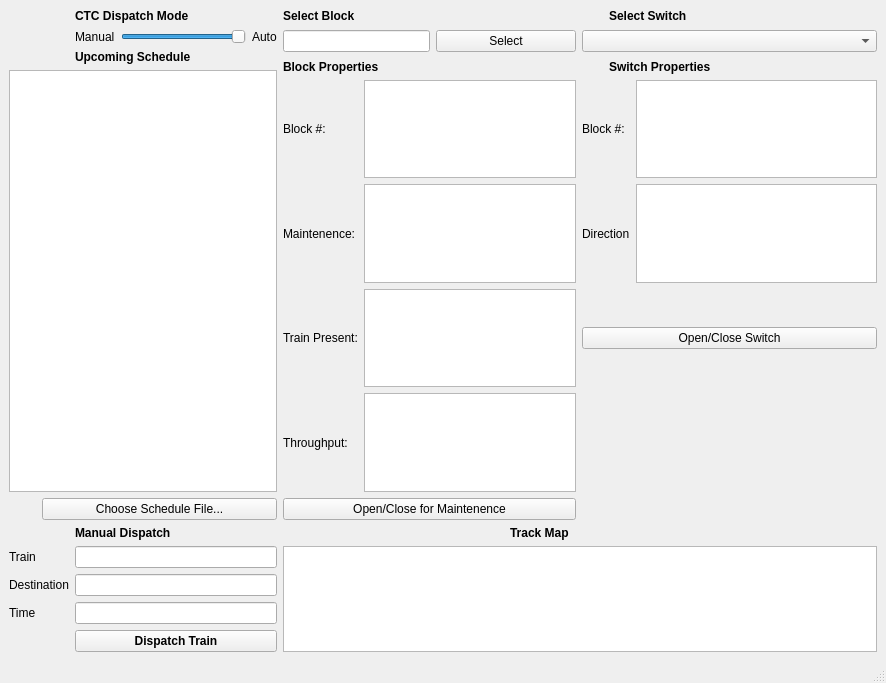
Old version of the form Conductors_TrainSystem/ctcwindow.ui in the repository JHarnishfeger/ECE1140_Conductors.
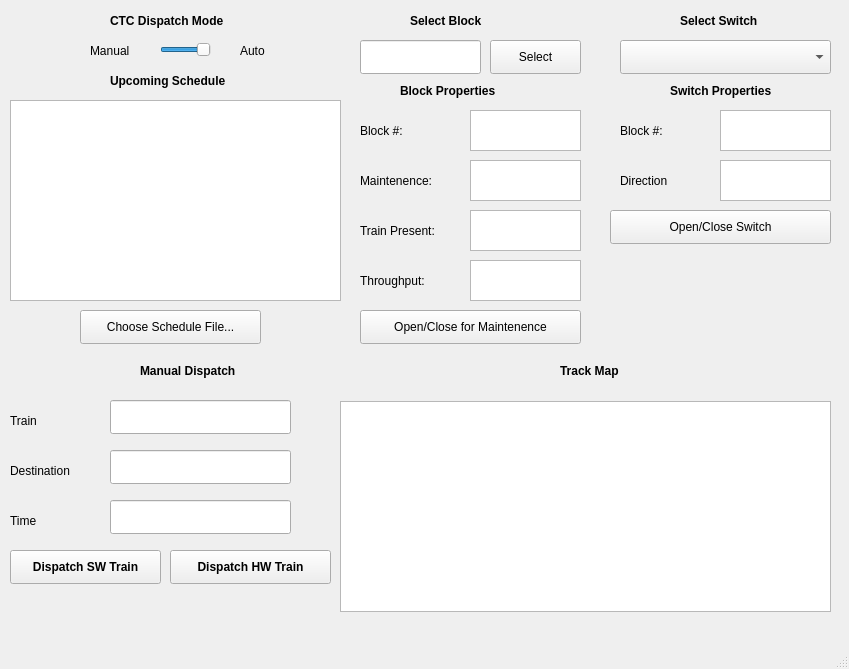
New version of the form.

```diff
--- a/Conductors_TrainSystem/ctcwindow.ui
+++ b/Conductors_TrainSystem/ctcwindow.ui
@@ -6,8 +6,8 @@
    <rect>
     <x>0</x>
     <y>0</y>
-    <width>886</width>
-    <height>683</height>
+    <width>849</width>
+    <height>669</height>
    </rect>
   </property>
   <property name="sizePolicy">
@@ -32,57 +32,46 @@
    <string>CTC Module</string>
   </property>
   <widget class="QWidget" name="centralwidget">
-   <layout class="QGridLayout" name="gridLayout">
-    <item row="0" column="2" colspan="3">
-     <widget class="QLabel" name="label_ctcDispatchMode">
-      <property name="font">
-       <font>
-        <bold>true</bold>
-       </font>
+   <widget class="QPushButton" name="button_chooseSchedule">
+    <property name="geometry">
+     <rect>
+      <x>80</x>
+      <y>310</y>
+      <width>181</width>
+      <height>34</height>
+     </rect>
       </property>
       <property name="text">
-       <string>CTC Dispatch Mode</string>
-      </property>
-     </widget>
-    </item>
-    <item row="0" column="5" colspan="3">
-     <widget class="QLabel" name="label_selectBlock">
-      <property name="font">
-       <font>
-        <bold>true</bold>
-       </font>
-      </property>
-      <property name="text">
-       <string>Select Block</string>
-      </property>
-     </widget>
-    </item>
-    <item row="0" column="10" colspan="2">
-     <widget class="QLabel" name="label_selectSwitch">
+     <string>Choose Schedule File...</string>
+    </property>
+   </widget>
+   <widget class="QLabel" name="label_upcomingSchedule">
+    <property name="geometry">
+     <rect>
+      <x>110</x>
+      <y>70</y>
+      <width>151</width>
+      <height>22</height>
+     </rect>
+    </property>
       <property name="font">
        <font>
         <bold>true</bold>
        </font>
       </property>
       <property name="text">
-       <string>Select Switch</string>
-      </property>
-     </widget>
-    </item>
-    <item row="1" column="2">
-     <widget class="QLabel" name="label_manualDispatchMode">
-      <property name="font">
-       <font>
-        <bold>false</bold>
-       </font>
-      </property>
-      <property name="text">
-       <string>Manual</string>
-      </property>
-     </widget>
-    </item>
-    <item row="1" column="3">
+     <string>Upcoming Schedule</string>
+    </property>
+   </widget>
      <widget class="QSlider" name="horizontalSlider_mode">
+    <property name="geometry">
+     <rect>
+      <x>160</x>
+      <y>40</y>
+      <width>51</width>
+      <height>20</height>
+     </rect>
+    </property>
       <property name="maximum">
        <number>1</number>
       </property>
@@ -93,9 +82,33 @@
        <enum>Qt::Horizontal</enum>
       </property>
      </widget>
-    </item>
-    <item row="1" column="4">
+   <widget class="QLabel" name="label_ctcDispatchMode">
+    <property name="geometry">
+     <rect>
+      <x>110</x>
+      <y>10</y>
+      <width>151</width>
+      <height>22</height>
+     </rect>
+    </property>
+    <property name="font">
+     <font>
+      <bold>true</bold>
+     </font>
+    </property>
+    <property name="text">
+     <string>CTC Dispatch Mode</string>
+    </property>
+   </widget>
      <widget class="QLabel" name="label_autoDispatchMode">
+    <property name="geometry">
+     <rect>
+      <x>240</x>
+      <y>40</y>
+      <width>41</width>
+      <height>22</height>
+     </rect>
+    </property>
       <property name="font">
        <font>
         <bold>false</bold>
@@ -105,34 +118,191 @@
        <string>Auto</string>
       </property>
      </widget>
-    </item>
-    <item row="1" column="5" rowspan="2" colspan="2">
-     <widget class="QLineEdit" name="lineEdit_selectBlock"/>
-    </item>
-    <item row="1" column="7" rowspan="2" colspan="2">
-     <widget class="QPushButton" name="pushButton_selectBlockGo">
+   <widget class="QLabel" name="label_manualDispatchMode">
+    <property name="geometry">
+     <rect>
+      <x>90</x>
+      <y>40</y>
+      <width>61</width>
+      <height>22</height>
+     </rect>
+    </property>
+    <property name="font">
+     <font>
+      <bold>false</bold>
+     </font>
+    </property>
       <property name="text">
-       <string>Select</string>
-      </property>
-     </widget>
-    </item>
-    <item row="1" column="9" rowspan="2" colspan="3">
-     <widget class="QComboBox" name="comboBox"/>
-    </item>
-    <item row="2" column="2" rowspan="2" colspan="3">
-     <widget class="QLabel" name="label_upcomingSchedule">
+     <string>Manual</string>
+    </property>
+   </widget>
+   <widget class="QTextBrowser" name="textBrowser_schedule">
+    <property name="geometry">
+     <rect>
+      <x>10</x>
+      <y>100</y>
+      <width>331</width>
+      <height>201</height>
+     </rect>
+    </property>
+   </widget>
+   <widget class="QLabel" name="label_manualDispatchGroup">
+    <property name="geometry">
+     <rect>
+      <x>140</x>
+      <y>360</y>
+      <width>131</width>
+      <height>22</height>
+     </rect>
+    </property>
       <property name="font">
        <font>
         <bold>true</bold>
        </font>
       </property>
       <property name="text">
-       <string>Upcoming Schedule</string>
-      </property>
-     </widget>
-    </item>
-    <item row="3" column="5" rowspan="2" colspan="3">
+     <string>Manual Dispatch</string>
+    </property>
+   </widget>
+   <widget class="QLabel" name="label_manualDispatchtrain">
+    <property name="geometry">
+     <rect>
+      <x>10</x>
+      <y>410</y>
+      <width>41</width>
+      <height>22</height>
+     </rect>
+    </property>
+    <property name="font">
+     <font>
+      <bold>false</bold>
+     </font>
+    </property>
+    <property name="text">
+     <string>Train</string>
+    </property>
+   </widget>
+   <widget class="QLabel" name="label_manualDispatchTo">
+    <property name="geometry">
+     <rect>
+      <x>10</x>
+      <y>460</y>
+      <width>81</width>
+      <height>22</height>
+     </rect>
+    </property>
+    <property name="font">
+     <font>
+      <bold>false</bold>
+     </font>
+    </property>
+    <property name="text">
+     <string>Destination</string>
+    </property>
+   </widget>
+   <widget class="QLabel" name="label_manualDispatchToTime">
+    <property name="geometry">
+     <rect>
+      <x>10</x>
+      <y>510</y>
+      <width>41</width>
+      <height>22</height>
+     </rect>
+    </property>
+    <property name="font">
+     <font>
+      <bold>false</bold>
+     </font>
+    </property>
+    <property name="text">
+     <string>Time</string>
+    </property>
+   </widget>
+   <widget class="QLineEdit" name="lineEdit_dispatchTrain">
+    <property name="geometry">
+     <rect>
+      <x>110</x>
+      <y>400</y>
+      <width>181</width>
+      <height>34</height>
+     </rect>
+    </property>
+   </widget>
+   <widget class="QLineEdit" name="lineEdit_dispatchTo">
+    <property name="geometry">
+     <rect>
+      <x>110</x>
+      <y>450</y>
+      <width>181</width>
+      <height>34</height>
+     </rect>
+    </property>
+   </widget>
+   <widget class="QLineEdit" name="lineEdit_dispatchTime">
+    <property name="geometry">
+     <rect>
+      <x>110</x>
+      <y>500</y>
+      <width>181</width>
+      <height>34</height>
+     </rect>
+    </property>
+   </widget>
+   <widget class="QPushButton" name="pushButton_dispatchTrain">
+    <property name="geometry">
+     <rect>
+      <x>10</x>
+      <y>550</y>
+      <width>151</width>
+      <height>34</height>
+     </rect>
+    </property>
+    <property name="font">
+     <font>
+      <bold>true</bold>
+     </font>
+    </property>
+    <property name="text">
+     <string>Dispatch SW Train</string>
+    </property>
+   </widget>
+   <widget class="QLabel" name="label_selectBlock">
+    <property name="geometry">
+     <rect>
+      <x>410</x>
+      <y>10</y>
+      <width>91</width>
+      <height>22</height>
+     </rect>
+    </property>
+    <property name="font">
+     <font>
+      <bold>true</bold>
+     </font>
+    </property>
+    <property name="text">
+     <string>Select Block</string>
+    </property>
+   </widget>
+   <widget class="QLineEdit" name="lineEdit_selectBlock">
+    <property name="geometry">
+     <rect>
+      <x>360</x>
+      <y>40</y>
+      <width>121</width>
+      <height>34</height>
+     </rect>
+    </property>
+   </widget>
      <widget class="QLabel" name="label_blockProperties">
+    <property name="geometry">
+     <rect>
+      <x>400</x>
+      <y>80</y>
+      <width>131</width>
+      <height>22</height>
+     </rect>
+    </property>
       <property name="font">
        <font>
         <bold>true</bold>
@@ -142,192 +312,278 @@
        <string>Block Properties</string>
       </property>
      </widget>
-    </item>
-    <item row="3" column="10" rowspan="2" colspan="2">
-     <widget class="QLabel" name="label_switchProperties">
-      <property name="font">
-       <font>
-        <bold>true</bold>
-       </font>
-      </property>
-      <property name="text">
-       <string>Switch Properties</string>
-      </property>
-     </widget>
-    </item>
-    <item row="4" column="0" rowspan="5" colspan="5">
-     <widget class="QTextBrowser" name="textBrowser_schedule"/>
-    </item>
-    <item row="5" column="5">
      <widget class="QLabel" name="label_blockPropertiesId">
+    <property name="geometry">
+     <rect>
+      <x>360</x>
+      <y>120</y>
+      <width>67</width>
+      <height>22</height>
+     </rect>
+    </property>
       <property name="text">
        <string>Block #:</string>
       </property>
      </widget>
-    </item>
-    <item row="5" column="6" colspan="3">
-     <widget class="QTextBrowser" name="textBrowser_blockPropertiesId"/>
-    </item>
-    <item row="5" column="9" colspan="2">
-     <widget class="QLabel" name="label_switchPropertiesId">
-      <property name="text">
-       <string>Block #:</string>
-      </property>
-     </widget>
-    </item>
-    <item row="5" column="11">
-     <widget class="QTextBrowser" name="textBrowser_switchId"/>
-    </item>
-    <item row="6" column="5">
+   <widget class="QTextBrowser" name="textBrowser_blockPropertiesId">
+    <property name="geometry">
+     <rect>
+      <x>470</x>
+      <y>110</y>
+      <width>111</width>
+      <height>41</height>
+     </rect>
+    </property>
+   </widget>
      <widget class="QLabel" name="label_blockPropertiesMaintenence">
+    <property name="geometry">
+     <rect>
+      <x>360</x>
+      <y>170</y>
+      <width>101</width>
+      <height>22</height>
+     </rect>
+    </property>
       <property name="text">
        <string>Maintenence:</string>
       </property>
      </widget>
-    </item>
-    <item row="6" column="6" colspan="3">
-     <widget class="QTextBrowser" name="textBrowser_blockPropertiesMaintenence"/>
-    </item>
-    <item row="6" column="9" colspan="2">
-     <widget class="QLabel" name="label_switchDirection">
-      <property name="text">
-       <string>Direction</string>
-      </property>
-     </widget>
-    </item>
-    <item row="6" column="11">
-     <widget class="QTextBrowser" name="textBrowser_switchDirection"/>
-    </item>
-    <item row="7" column="5">
+   <widget class="QTextBrowser" name="textBrowser_blockPropertiesMaintenence">
+    <property name="geometry">
+     <rect>
+      <x>470</x>
+      <y>160</y>
+      <width>111</width>
+      <height>41</height>
+     </rect>
+    </property>
+   </widget>
      <widget class="QLabel" name="label_blockPropertiestrainPresent">
+    <property name="geometry">
+     <rect>
+      <x>360</x>
+      <y>220</y>
+      <width>101</width>
+      <height>22</height>
+     </rect>
+    </property>
       <property name="text">
        <string>Train Present:</string>
       </property>
      </widget>
-    </item>
-    <item row="7" column="6" colspan="3">
-     <widget class="QTextBrowser" name="textBrowser_blockPropertiesTrainPresent"/>
-    </item>
-    <item row="7" column="9" colspan="3">
-     <widget class="QPushButton" name="pushButton_openCloseSwitch">
-      <property name="text">
-       <string>Open/Close Switch</string>
-      </property>
-     </widget>
-    </item>
-    <item row="8" column="5">
+   <widget class="QTextBrowser" name="textBrowser_blockPropertiesTrainPresent">
+    <property name="geometry">
+     <rect>
+      <x>470</x>
+      <y>210</y>
+      <width>111</width>
+      <height>41</height>
+     </rect>
+    </property>
+   </widget>
      <widget class="QLabel" name="label_blockPropertiesThroughput">
+    <property name="geometry">
+     <rect>
+      <x>360</x>
+      <y>270</y>
+      <width>101</width>
+      <height>22</height>
+     </rect>
+    </property>
       <property name="text">
        <string>Throughput:</string>
       </property>
      </widget>
-    </item>
-    <item row="8" column="6" colspan="3">
-     <widget class="QTextBrowser" name="textBrowser_blockPropertiesThroughput"/>
-    </item>
-    <item row="9" column="1" colspan="4">
-     <widget class="QPushButton" name="button_chooseSchedule">
-      <property name="text">
-       <string>Choose Schedule File...</string>
-      </property>
-     </widget>
-    </item>
-    <item row="9" column="5" colspan="4">
+   <widget class="QTextBrowser" name="textBrowser_blockPropertiesThroughput">
+    <property name="geometry">
+     <rect>
+      <x>470</x>
+      <y>260</y>
+      <width>111</width>
+      <height>41</height>
+     </rect>
+    </property>
+   </widget>
      <widget class="QPushButton" name="pushButton_openCloseForMaintenecnce">
+    <property name="geometry">
+     <rect>
+      <x>360</x>
+      <y>310</y>
+      <width>221</width>
+      <height>34</height>
+     </rect>
+    </property>
       <property name="text">
        <string>Open/Close for Maintenence</string>
       </property>
      </widget>
-    </item>
-    <item row="10" column="2" colspan="3">
-     <widget class="QLabel" name="label_manualDispatchGroup">
-      <property name="font">
-       <font>
-        <bold>true</bold>
-       </font>
+   <widget class="QPushButton" name="pushButton_selectBlockGo">
+    <property name="geometry">
+     <rect>
+      <x>490</x>
+      <y>40</y>
+      <width>91</width>
+      <height>34</height>
+     </rect>
       </property>
       <property name="text">
-       <string>Manual Dispatch</string>
-      </property>
-     </widget>
-    </item>
-    <item row="10" column="8" colspan="2">
-     <widget class="QLabel" name="label_trackMap">
-      <property name="font">
-       <font>
-        <bold>true</bold>
-       </font>
-      </property>
-      <property name="text">
-       <string>Track Map</string>
-      </property>
-     </widget>
-    </item>
-    <item row="11" column="0">
-     <widget class="QLabel" name="label_manualDispatchtrain">
-      <property name="font">
-       <font>
-        <bold>false</bold>
-       </font>
-      </property>
-      <property name="text">
-       <string>Train</string>
-      </property>
-     </widget>
-    </item>
-    <item row="11" column="2" colspan="3">
-     <widget class="QLineEdit" name="lineEdit_dispatchTrain"/>
-    </item>
-    <item row="11" column="5" rowspan="4" colspan="7">
+     <string>Select</string>
+    </property>
+   </widget>
      <widget class="QGraphicsView" name="graphicsView">
+    <property name="geometry">
+     <rect>
+      <x>340</x>
+      <y>401</y>
+      <width>491</width>
+      <height>211</height>
+     </rect>
+    </property>
       <property name="interactive">
        <bool>true</bool>
       </property>
      </widget>
-    </item>
-    <item row="12" column="0" colspan="2">
-     <widget class="QLabel" name="label_manualDispatchTo">
+   <widget class="QLabel" name="label_selectSwitch">
+    <property name="geometry">
+     <rect>
+      <x>680</x>
+      <y>10</y>
+      <width>101</width>
+      <height>22</height>
+     </rect>
+    </property>
       <property name="font">
        <font>
-        <bold>false</bold>
+      <bold>true</bold>
        </font>
       </property>
       <property name="text">
-       <string>Destination</string>
-      </property>
-     </widget>
-    </item>
-    <item row="12" column="2" colspan="3">
-     <widget class="QLineEdit" name="lineEdit_dispatchTo"/>
-    </item>
-    <item row="13" column="0">
-     <widget class="QLabel" name="label_manualDispatchToTime">
+     <string>Select Switch</string>
+    </property>
+   </widget>
+   <widget class="QComboBox" name="comboBox">
+    <property name="geometry">
+     <rect>
+      <x>620</x>
+      <y>40</y>
+      <width>211</width>
+      <height>34</height>
+     </rect>
+    </property>
+   </widget>
+   <widget class="QLabel" name="label_switchProperties">
+    <property name="geometry">
+     <rect>
+      <x>670</x>
+      <y>80</y>
+      <width>131</width>
+      <height>22</height>
+     </rect>
+    </property>
       <property name="font">
        <font>
-        <bold>false</bold>
+      <bold>true</bold>
        </font>
       </property>
       <property name="text">
-       <string>Time</string>
-      </property>
-     </widget>
-    </item>
-    <item row="13" column="2" colspan="3">
-     <widget class="QLineEdit" name="lineEdit_dispatchTime"/>
-    </item>
-    <item row="14" column="2" colspan="3">
-     <widget class="QPushButton" name="pushButton_dispatchTrain">
+     <string>Switch Properties</string>
+    </property>
+   </widget>
+   <widget class="QLabel" name="label_switchPropertiesId">
+    <property name="geometry">
+     <rect>
+      <x>620</x>
+      <y>120</y>
+      <width>67</width>
+      <height>22</height>
+     </rect>
+    </property>
+    <property name="text">
+     <string>Block #:</string>
+    </property>
+   </widget>
+   <widget class="QTextBrowser" name="textBrowser_switchId">
+    <property name="geometry">
+     <rect>
+      <x>720</x>
+      <y>110</y>
+      <width>111</width>
+      <height>41</height>
+     </rect>
+    </property>
+   </widget>
+   <widget class="QLabel" name="label_switchDirection">
+    <property name="geometry">
+     <rect>
+      <x>620</x>
+      <y>170</y>
+      <width>67</width>
+      <height>22</height>
+     </rect>
+    </property>
+    <property name="text">
+     <string>Direction</string>
+    </property>
+   </widget>
+   <widget class="QTextBrowser" name="textBrowser_switchDirection">
+    <property name="geometry">
+     <rect>
+      <x>720</x>
+      <y>160</y>
+      <width>111</width>
+      <height>41</height>
+     </rect>
+    </property>
+   </widget>
+   <widget class="QPushButton" name="pushButton_openCloseSwitch">
+    <property name="geometry">
+     <rect>
+      <x>610</x>
+      <y>210</y>
+      <width>221</width>
+      <height>34</height>
+     </rect>
+    </property>
+    <property name="text">
+     <string>Open/Close Switch</string>
+    </property>
+   </widget>
+   <widget class="QLabel" name="label_trackMap">
+    <property name="geometry">
+     <rect>
+      <x>560</x>
+      <y>360</y>
+      <width>81</width>
+      <height>22</height>
+     </rect>
+    </property>
       <property name="font">
        <font>
         <bold>true</bold>
        </font>
       </property>
       <property name="text">
-       <string>Dispatch Train</string>
-      </property>
-     </widget>
-    </item>
-   </layout>
+     <string>Track Map</string>
+    </property>
+   </widget>
+   <widget class="QPushButton" name="pushButton_dispatchTrain_2">
+    <property name="geometry">
+     <rect>
+      <x>170</x>
+      <y>550</y>
+      <width>161</width>
+      <height>34</height>
+     </rect>
+    </property>
+    <property name="font">
+     <font>
+      <bold>true</bold>
+     </font>
+    </property>
+    <property name="text">
+     <string>Dispatch HW Train</string>
+    </property>
+   </widget>
   </widget>
   <widget class="QMenuBar" name="menubar">
    <property name="geometry">
```
Left out of the diff: 4 changed lines with no effect on the pictures. Lines whose indentation alone changed are shown as unchanged.
